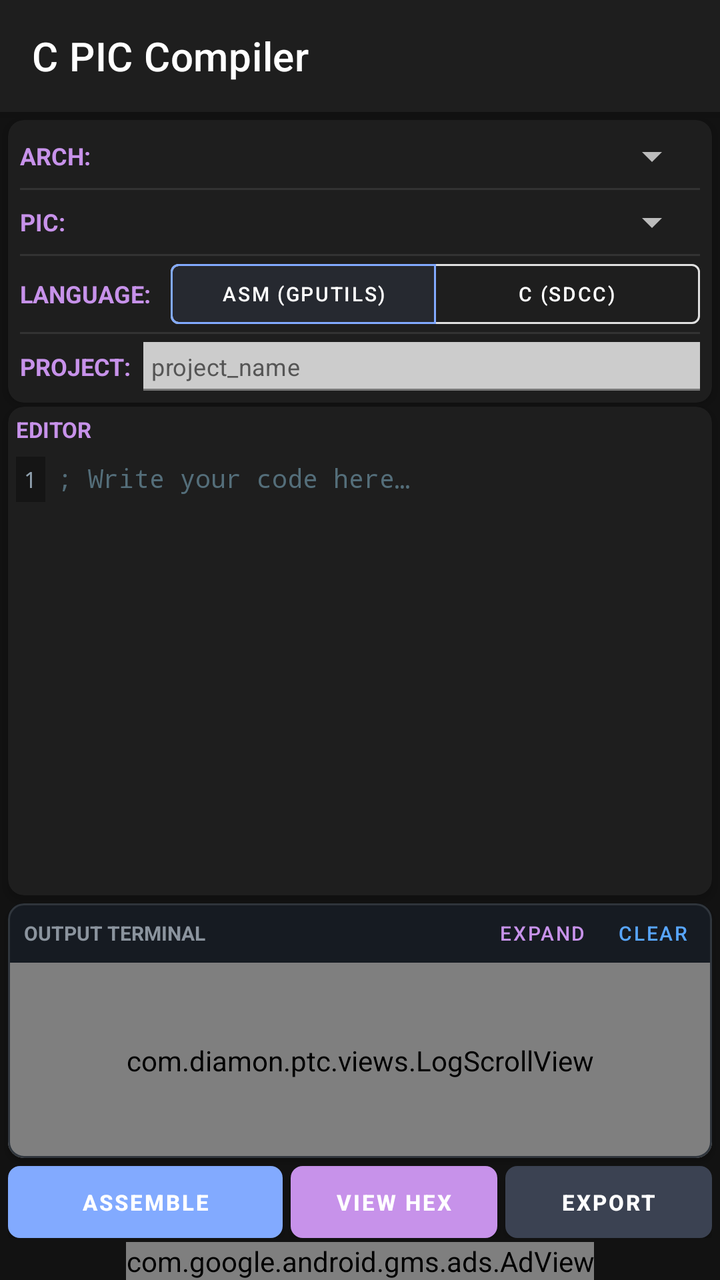
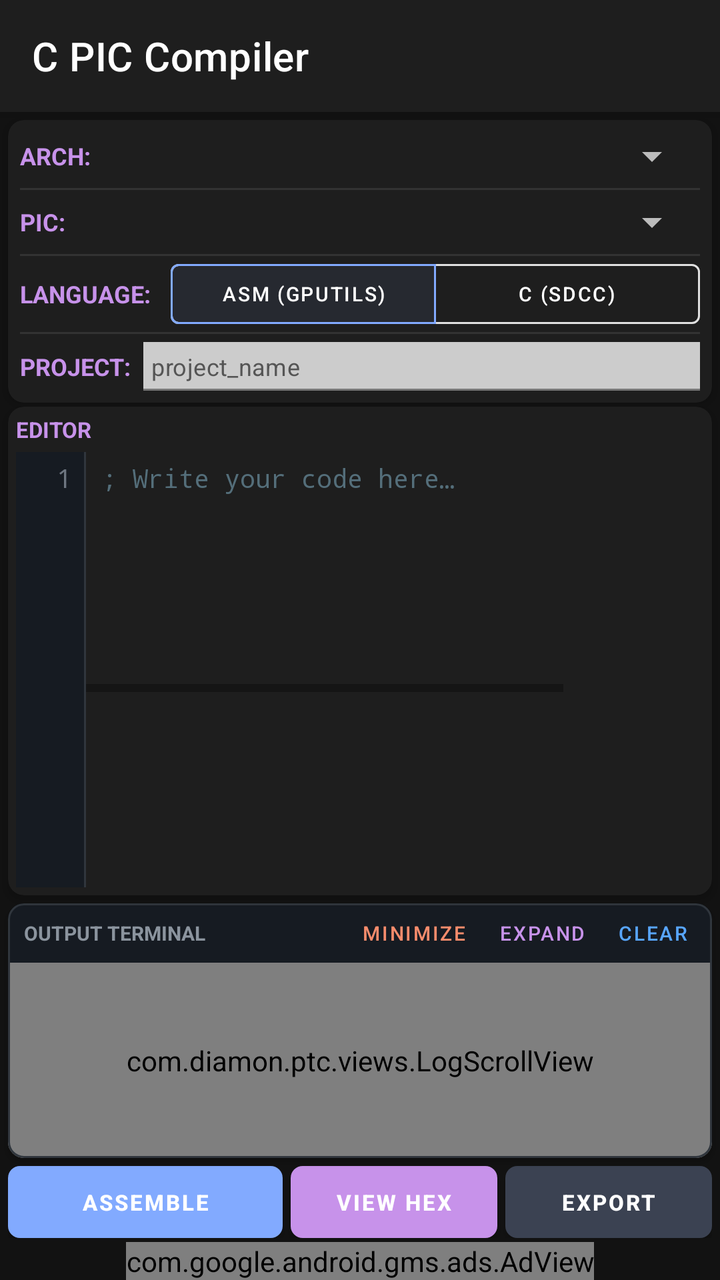

An Android layout rendered at two revisions. The XML below is the earlier revision; the diff shows what the commit changed to produce the second picture.
<!-- AndroidManifest.xml: application theme Theme.CPIC -->
<!-- res/layout/activity_main.xml -->
<?xml version="1.0" encoding="utf-8"?>
<androidx.coordinatorlayout.widget.CoordinatorLayout xmlns:android="http://schemas.android.com/apk/res/android"
    xmlns:app="http://schemas.android.com/apk/res-auto"
    xmlns:tools="http://schemas.android.com/tools"
    android:layout_width="match_parent"
    android:layout_height="match_parent"
    android:background="#121212"
    tools:context=".MainActivity">

    <com.google.android.material.appbar.AppBarLayout
        android:layout_width="match_parent"
        android:layout_height="wrap_content"
        android:background="#1E1E1E">

        <com.google.android.material.appbar.MaterialToolbar
            android:id="@+id/toolbar"
            android:layout_width="match_parent"
            android:layout_height="?attr/actionBarSize"
            app:title="@string/app_name"
            app:titleTextColor="#FFFFFF"
            android:theme="@style/ToolbarTheme"
            app:popupTheme="@style/CustomPopupTheme" />

    </com.google.android.material.appbar.AppBarLayout>

    <androidx.constraintlayout.widget.ConstraintLayout
        android:layout_width="match_parent"
        android:layout_height="match_parent"
        app:layout_behavior="@string/appbar_scrolling_view_behavior">

        
        <com.google.android.material.card.MaterialCardView
            android:id="@+id/card_pic_selector"
            android:layout_width="0dp"
            android:layout_height="wrap_content"
            android:layout_marginStart="4dp"
            android:layout_marginEnd="4dp"
            android:layout_marginTop="4dp"
            android:layout_marginBottom="2dp"
            app:cardBackgroundColor="#1E1E1E"
            app:cardCornerRadius="8dp"
            app:cardElevation="3dp"
            app:layout_constraintEnd_toEndOf="parent"
            app:layout_constraintStart_toStartOf="parent"
            app:layout_constraintTop_toTopOf="parent">

            <LinearLayout
                android:layout_width="match_parent"
                android:layout_height="wrap_content"
                android:orientation="vertical"
                android:padding="6dp">

                
                <LinearLayout
                    android:layout_width="match_parent"
                    android:layout_height="wrap_content"
                    android:gravity="center_vertical"
                    android:orientation="horizontal">

                    <TextView
                        android:layout_width="wrap_content"
                        android:layout_height="wrap_content"
                        android:text="@string/label_arch"
                        android:textColor="@color/secondary"
                        android:textSize="12sp"
                        android:textStyle="bold" />

                    <Spinner
                        android:id="@+id/spinner_arch"
                        android:layout_width="match_parent"
                        android:layout_height="wrap_content"
                        android:layout_marginStart="6dp"
                        android:theme="@style/ThemeOverlay.AppCompat.Dark" />
                </LinearLayout>

                <View
                    android:layout_width="match_parent"
                    android:layout_height="1dp"
                    android:layout_marginTop="4dp"
                    android:layout_marginBottom="4dp"
                    android:background="#333333" />

                
                <LinearLayout
                    android:id="@+id/row_sub_arch"
                    android:layout_width="match_parent"
                    android:layout_height="wrap_content"
                    android:gravity="center_vertical"
                    android:orientation="horizontal"
                    android:visibility="gone">

                    <TextView
                        android:layout_width="wrap_content"
                        android:layout_height="wrap_content"
                        android:text="@string/label_variant"
                        android:textColor="@color/secondary"
                        android:textSize="12sp"
                        android:textStyle="bold" />

                    <Spinner
                        android:id="@+id/spinner_sub_arch"
                        android:layout_width="match_parent"
                        android:layout_height="wrap_content"
                        android:layout_marginStart="6dp"
                        android:theme="@style/ThemeOverlay.AppCompat.Dark" />
                </LinearLayout>

                <View
                    android:id="@+id/divider_sub_arch"
                    android:layout_width="match_parent"
                    android:layout_height="1dp"
                    android:layout_marginTop="4dp"
                    android:layout_marginBottom="4dp"
                    android:background="#333333"
                    android:visibility="gone" />

                
                <LinearLayout
                    android:id="@+id/row_device"
                    android:layout_width="match_parent"
                    android:layout_height="wrap_content"
                    android:gravity="center_vertical"
                    android:orientation="horizontal">

                    <TextView
                        android:id="@+id/label_device"
                        android:layout_width="wrap_content"
                        android:layout_height="wrap_content"
                        android:text="@string/label_pic"
                        android:textColor="@color/secondary"
                        android:textSize="12sp"
                        android:textStyle="bold" />

                    <Spinner
                        android:id="@+id/spinner_pic"
                        android:layout_width="match_parent"
                        android:layout_height="wrap_content"
                        android:layout_marginStart="6dp"
                        android:theme="@style/ThemeOverlay.AppCompat.Dark" />
                </LinearLayout>

                <View
                    android:id="@+id/divider_device"
                    android:layout_width="match_parent"
                    android:layout_height="1dp"
                    android:layout_marginTop="4dp"
                    android:layout_marginBottom="4dp"
                    android:background="#333333" />

                
                <LinearLayout
                    android:id="@+id/row_language"
                    android:layout_width="match_parent"
                    android:layout_height="wrap_content"
                    android:gravity="center_vertical"
                    android:orientation="horizontal">

                    <TextView
                        android:layout_width="wrap_content"
                        android:layout_height="wrap_content"
                        android:text="@string/label_language"
                        android:textColor="@color/secondary"
                        android:textSize="12sp"
                        android:textStyle="bold" />

                    <com.google.android.material.button.MaterialButtonToggleGroup
                        android:id="@+id/toggle_language"
                        android:layout_width="0dp"
                        android:layout_height="wrap_content"
                        android:layout_weight="1"
                        android:layout_marginStart="10dp"
                        app:checkedButton="@+id/btn_lang_asm"
                        app:singleSelection="true">

                        <com.google.android.material.button.MaterialButton
                            android:id="@+id/btn_lang_asm"
                            style="@style/Widget.MaterialComponents.Button.OutlinedButton"
                            android:layout_width="0dp"
                            android:layout_height="wrap_content"
                            android:layout_weight="1"
                            android:text="@string/btn_asm_gputils"
                            android:textSize="10sp"
                            android:minHeight="30dp"
                            android:insetTop="0dp"
                            android:insetBottom="0dp"
                            android:padding="2dp"
                            android:lines="1"
                            android:ellipsize="end"
                            android:textColor="#FFFFFF" />

                        <com.google.android.material.button.MaterialButton
                            android:id="@+id/btn_lang_c"
                            style="@style/Widget.MaterialComponents.Button.OutlinedButton"
                            android:layout_width="0dp"
                            android:layout_height="wrap_content"
                            android:layout_weight="1"
                            android:text="@string/btn_c_sdcc"
                            android:textSize="10sp"
                            android:minHeight="30dp"
                            android:insetTop="0dp"
                            android:insetBottom="0dp"
                            android:padding="2dp"
                            android:lines="1"
                            android:ellipsize="end"
                            android:textColor="#FFFFFF" />
                    </com.google.android.material.button.MaterialButtonToggleGroup>
                </LinearLayout>

                <View
                    android:id="@+id/divider_language"
                    android:layout_width="match_parent"
                    android:layout_height="1dp"
                    android:layout_marginTop="4dp"
                    android:layout_marginBottom="4dp"
                    android:background="#333333" />

                <LinearLayout
                    android:layout_width="match_parent"
                    android:layout_height="wrap_content"
                    android:gravity="center_vertical"
                    android:orientation="horizontal">

                    <TextView
                        android:layout_width="wrap_content"
                        android:layout_height="wrap_content"
                        android:text="@string/label_project"
                        android:textColor="@color/secondary"
                        android:textSize="12sp"
                        android:textStyle="bold" />

                    <com.google.android.material.textfield.TextInputLayout
                        android:layout_width="match_parent"
                        android:layout_height="wrap_content"
                        android:layout_marginStart="6dp"
                        app:hintEnabled="false">

                        <com.google.android.material.textfield.TextInputEditText
                            android:id="@+id/edit_project_name"
                            android:layout_width="match_parent"
                            android:layout_height="wrap_content"
                            android:background="#CCCCCC"
                            android:hint="@string/hint_project_name"
                            android:inputType="text"
                            android:padding="4dp"
                            android:lines="1"
                            android:textColor="#000000"
                            android:textColorHint="#555555"
                            android:textSize="12sp" />
                    </com.google.android.material.textfield.TextInputLayout>
                </LinearLayout>
            </LinearLayout>
        </com.google.android.material.card.MaterialCardView>

        
        <com.google.android.material.card.MaterialCardView
            android:id="@+id/card_editor"
            android:layout_width="0dp"
            android:layout_height="0dp"
            android:layout_marginStart="4dp"
            android:layout_marginEnd="4dp"
            android:layout_marginTop="2dp"
            android:layout_marginBottom="2dp"
            app:cardBackgroundColor="#1E1E1E"
            app:cardCornerRadius="8dp"
            app:cardElevation="3dp"
            app:layout_constraintBottom_toTopOf="@+id/card_logs"
            app:layout_constraintEnd_toEndOf="parent"
            app:layout_constraintStart_toStartOf="parent"
            app:layout_constraintTop_toBottomOf="@+id/card_pic_selector"
            app:layout_constraintVertical_weight="2.3">

            <LinearLayout
                android:layout_width="match_parent"
                android:layout_height="match_parent"
                android:orientation="vertical"
                android:padding="4dp">

                <TextView
                    android:layout_width="wrap_content"
                    android:layout_height="wrap_content"
                    android:text="@string/label_editor"
                    android:textColor="@color/secondary"
                    android:textSize="11sp"
                    android:textStyle="bold" />

                <LinearLayout
                    android:layout_width="match_parent"
                    android:layout_height="wrap_content"
                    android:layout_marginTop="2dp"
                    android:gravity="center_vertical"
                    android:orientation="horizontal">

                    <HorizontalScrollView
                        android:layout_width="0dp"
                        android:layout_height="wrap_content"
                        android:layout_weight="1"
                        android:scrollbars="none">

                        <LinearLayout
                            android:id="@+id/layout_tabs"
                            android:layout_width="wrap_content"
                            android:layout_height="wrap_content"
                            android:orientation="horizontal" />
                    </HorizontalScrollView>

                </LinearLayout>

                <ScrollView
                    android:id="@+id/scroll_editor"
                    android:layout_width="match_parent"
                    android:layout_height="match_parent"
                    android:layout_marginTop="2dp"
                    android:fillViewport="true">

                    <LinearLayout
                        android:layout_width="match_parent"
                        android:layout_height="wrap_content"
                        android:orientation="horizontal">

                        <TextView
                            android:id="@+id/text_line_numbers"
                            android:layout_width="wrap_content"
                            android:layout_height="wrap_content"
                            android:background="#151515"
                            android:fontFamily="monospace"
                            android:gravity="top|end"
                            android:paddingStart="4dp"
                            android:paddingEnd="4dp"
                            android:paddingTop="4dp"
                            android:paddingBottom="4dp"
                            android:text="1"
                            android:textColor="#8FA0AE"
                            android:textSize="11sp" />

                        <EditText
                            android:id="@+id/edit_asm"
                            android:layout_width="0dp"
                            android:layout_height="wrap_content"
                            android:layout_weight="1"
                            android:background="@null"
                            android:fontFamily="monospace"
                            android:gravity="top"
                            android:hint="@string/hint_editor_asm"
                            android:inputType="textMultiLine|textNoSuggestions|textVisiblePassword"
                            android:minHeight="120dp"
                            android:paddingStart="6dp"
                            android:paddingEnd="6dp"
                            android:paddingTop="4dp"
                            android:paddingBottom="4dp"
                            android:textColor="#B2FF59"
                            android:textColorHint="#546E7A"
                            android:textSize="13sp" />
                    </LinearLayout>
                </ScrollView>
            </LinearLayout>
        </com.google.android.material.card.MaterialCardView>

        
        <com.google.android.material.card.MaterialCardView
            android:id="@+id/card_logs"
            android:layout_width="0dp"
            android:layout_height="0dp"
            android:layout_marginStart="4dp"
            android:layout_marginEnd="4dp"
            android:layout_marginTop="2dp"
            android:layout_marginBottom="2dp"
            app:cardBackgroundColor="#0D1117"
            app:cardCornerRadius="8dp"
            app:cardElevation="2dp"
            app:layout_constraintBottom_toTopOf="@+id/button_layout"
            app:layout_constraintEnd_toEndOf="parent"
            app:layout_constraintStart_toStartOf="parent"
            app:layout_constraintTop_toBottomOf="@+id/card_editor"
            app:layout_constraintVertical_weight="1.2"
            app:strokeColor="#30363D"
            app:strokeWidth="1dp">

            <LinearLayout
                android:layout_width="match_parent"
                android:layout_height="match_parent"
                android:orientation="vertical">

                <LinearLayout
                    android:layout_width="match_parent"
                    android:layout_height="wrap_content"
                    android:orientation="horizontal"
                    android:gravity="center_vertical"
                    android:background="#161B22"
                    android:paddingStart="8dp"
                    android:paddingEnd="4dp"
                    android:paddingTop="1dp"
                    android:paddingBottom="1dp">

                    <TextView
                        android:id="@+id/text_terminal_title"
                        android:layout_width="0dp"
                        android:layout_height="wrap_content"
                        android:layout_weight="1"
                        android:text="@string/label_terminal"
                        android:textColor="#8B949E"
                        android:textStyle="bold"
                        android:textSize="10sp" />

                    <com.google.android.material.button.MaterialButton
                        android:id="@+id/btn_toggle_terminal_size"
                        style="@style/Widget.MaterialComponents.Button.TextButton"
                        android:layout_width="wrap_content"
                        android:layout_height="wrap_content"
                        android:text="@string/btn_expand_terminal"
                        android:textColor="#C792EA"
                        android:textSize="10sp"
                        android:minHeight="0dp"
                        android:minWidth="0dp"
                        android:paddingStart="4dp"
                        android:paddingEnd="4dp"
                        android:paddingTop="1dp"
                        android:paddingBottom="1dp" />

                    <com.google.android.material.button.MaterialButton
                        android:id="@+id/btn_clear_logs"
                        style="@style/Widget.MaterialComponents.Button.TextButton"
                        android:layout_width="wrap_content"
                        android:layout_height="wrap_content"
                        android:text="@string/btn_clear"
                        android:textColor="#58A6FF"
                        android:textSize="10sp"
                        android:minHeight="0dp"
                        android:minWidth="0dp"
                        android:paddingStart="4dp"
                        android:paddingEnd="4dp"
                        android:paddingTop="1dp"
                        android:paddingBottom="1dp" />
                </LinearLayout>

                <com.diamon.ptc.views.LogScrollView
                    android:id="@+id/scroll_logs"
                    android:layout_width="match_parent"
                    android:layout_height="0dp"
                    android:layout_weight="1"
                    android:background="#0A0E17"
                    android:padding="4dp"
                    android:descendantFocusability="blocksDescendants">

                    <TextView
                        android:id="@+id/text_logs"
                        android:layout_width="match_parent"
                        android:layout_height="wrap_content"
                        android:fontFamily="monospace"
                        android:longClickable="true"
                        android:saveEnabled="false"
                        android:text="@string/terminal_ready"
                        android:textColor="#00FF66"
                        android:textIsSelectable="true"
                        android:lineSpacingExtra="1dp"
                        android:textSize="11sp" />
                </com.diamon.ptc.views.LogScrollView>
            </LinearLayout>
        </com.google.android.material.card.MaterialCardView>

        
        <LinearLayout
            android:id="@+id/button_layout"
            android:layout_width="match_parent"
            android:layout_height="wrap_content"
            android:orientation="horizontal"
            android:paddingStart="4dp"
            android:paddingEnd="4dp"
            android:paddingTop="2dp"
            android:paddingBottom="2dp"
            app:layout_constraintBottom_toTopOf="@+id/adView_banner"
            app:layout_constraintEnd_toEndOf="parent"
            app:layout_constraintStart_toStartOf="parent">

            <com.google.android.material.button.MaterialButton
                android:id="@+id/btn_assemble"
                android:layout_width="0dp"
                android:layout_height="wrap_content"
                android:layout_weight="1.2"
                android:layout_marginEnd="2dp"
                android:text="@string/btn_assemble"
                android:textSize="11sp"
                android:textStyle="bold"
                android:minHeight="36dp"
                android:insetTop="0dp"
                android:insetBottom="0dp"
                android:paddingStart="4dp"
                android:paddingEnd="4dp"
                app:backgroundTint="@color/primary"
                app:cornerRadius="6dp" />

            <com.google.android.material.button.MaterialButton
                android:id="@+id/btn_view_hex"
                android:layout_width="0dp"
                android:layout_height="wrap_content"
                android:layout_weight="0.9"
                android:layout_marginStart="2dp"
                android:layout_marginEnd="2dp"
                android:text="@string/btn_view_hex"
                android:textSize="11sp"
                android:textStyle="bold"
                android:minHeight="36dp"
                android:insetTop="0dp"
                android:insetBottom="0dp"
                android:paddingStart="4dp"
                android:paddingEnd="4dp"
                app:backgroundTint="@color/secondary"
                app:cornerRadius="6dp" />

            <com.google.android.material.button.MaterialButton
                android:id="@+id/btn_export"
                android:layout_width="0dp"
                android:layout_height="wrap_content"
                android:layout_weight="0.9"
                android:layout_marginStart="2dp"
                android:text="@string/btn_export"
                android:textSize="11sp"
                android:textStyle="bold"
                android:minHeight="36dp"
                android:insetTop="0dp"
                android:insetBottom="0dp"
                android:paddingStart="4dp"
                android:paddingEnd="4dp"
                app:backgroundTint="@color/primary_variant"
                app:cornerRadius="6dp" />

        </LinearLayout>

        
        <com.google.android.gms.ads.AdView
            android:id="@+id/adView_banner"
            android:layout_width="wrap_content"
            android:layout_height="wrap_content"
            app:adSize="BANNER"
            app:adUnitId="@string/ad_banner_id"
            app:layout_constraintBottom_toBottomOf="parent"
            app:layout_constraintEnd_toEndOf="parent"
            app:layout_constraintStart_toStartOf="parent" />

    </androidx.constraintlayout.widget.ConstraintLayout>

    
    <FrameLayout
        android:id="@+id/loading_overlay"
        android:layout_width="match_parent"
        android:layout_height="match_parent"
        android:background="#E6121212"
        android:clickable="true"
        android:focusable="true"
        android:visibility="gone">

        <LinearLayout
            android:layout_width="wrap_content"
            android:layout_height="wrap_content"
            android:layout_gravity="center"
            android:gravity="center"
            android:orientation="vertical"
            android:padding="24dp">

            <ProgressBar
                android:layout_width="64dp"
                android:layout_height="64dp"
                android:indeterminateTint="@color/secondary" />

            <TextView
                android:layout_width="wrap_content"
                android:layout_height="wrap_content"
                android:layout_marginTop="16dp"
                android:gravity="center"
                android:text="@string/loading_message"
                android:textColor="#FFFFFF"
                android:textSize="14sp"
                android:textStyle="bold" />
        </LinearLayout>
    </FrameLayout>

</androidx.coordinatorlayout.widget.CoordinatorLayout>
<!-- resources referenced by this layout -->
<resources>
  <color name="primary">#82AAFF</color>
  <color name="primary_variant">#3B4252</color>
  <color name="secondary">#C792EA</color>
  <string name="ad_banner_id">ca-app-pub-5141499161332805/1220566600</string>
  <string name="app_name">C PIC Compiler</string>
  <string name="btn_asm_gputils">ASM (GPUTILS)</string>
  <string name="btn_assemble">ASSEMBLE</string>
  <string name="btn_c_sdcc">C (SDCC)</string>
  <string name="btn_clear">Clear</string>
  <string name="btn_expand_terminal">Expand</string>
  <string name="btn_export">EXPORT</string>
  <string name="btn_view_hex">VIEW HEX</string>
  <string name="hint_editor_asm">; Write your code here…</string>
  <string name="hint_project_name">project_name</string>
  <string name="label_arch">ARCH:</string>
  <string name="label_editor">EDITOR</string>
  <string name="label_language">LANGUAGE:</string>
  <string name="label_pic">PIC:</string>
  <string name="label_project">PROJECT:</string>
  <string name="label_terminal">OUTPUT TERMINAL</string>
  <string name="label_variant">VARIANT:</string>
  <string name="loading_message">Preparing tools…\nThis will only take a moment the first time.</string>
  <string name="terminal_ready">--- Terminal ready ---</string>
  <style name="CustomPopupTheme" parent="ThemeOverlay.AppCompat.Light">
          <item name="android:windowBackground">@color/surface</item>
          <item name="android:colorBackground">#FAFAFA</item>
          <item name="android:background">#FAFAFA</item>
          <item name="android:itemBackground">#FAFAFA</item>
          <item name="android:textColor">#000000</item>
      </style>
  <style name="ToolbarTheme" parent="ThemeOverlay.MaterialComponents.Dark.ActionBar">
          <item name="colorControlNormal">@color/primary</item>
      </style>
  <color name="surface">#161618</color>
  <color name="on_primary">#FFFFFF</color>
  <color name="on_secondary">#121212</color>
  <color name="background">#0A0A0B</color>
  <color name="on_surface">#E0E0E0</color>
  <style name="CustomAlertDialogTheme" parent="ThemeOverlay.MaterialComponents.MaterialAlertDialog">
          <item name="android:background">@color/surface</item>
          <item name="colorSurface">@color/surface</item>
          <item name="colorOnSurface">#FFFFFF</item>
          <item name="android:textColorPrimary">#FFFFFF</item>
          <item name="android:textColorSecondary">#B0BEC5</item>
          <item name="colorPrimary">@color/primary</item>
          <item name="buttonBarPositiveButtonStyle">@style/DialogPositiveButton</item>
          <item name="buttonBarNegativeButtonStyle">@style/DialogNegativeButton</item>
      </style>
  <style name="DialogPositiveButton" parent="Widget.MaterialComponents.Button.TextButton.Dialog">
          <item name="android:textColor">@color/primary</item>
          <item name="android:textStyle">bold</item>
      </style>
  <style name="DialogNegativeButton" parent="Widget.MaterialComponents.Button.TextButton.Dialog">
          <item name="android:textColor">#B0BEC5</item>
      </style>
  <!-- unchanged entries left out for length: 1 -->
</resources>

<!-- the commit's change to res/layout/activity_main.xml (unified diff, before → after) -->
@@ -4,10 +4,12 @@
     xmlns:tools="http://schemas.android.com/tools"
     android:layout_width="match_parent"
     android:layout_height="match_parent"
+    android:fitsSystemWindows="true"
     android:background="#121212"
     tools:context=".MainActivity">
 
     <com.google.android.material.appbar.AppBarLayout
+        android:id="@+id/app_bar_layout"
         android:layout_width="match_parent"
         android:layout_height="wrap_content"
         android:background="#1E1E1E">
@@ -320,36 +322,51 @@
                         <TextView
                             android:id="@+id/text_line_numbers"
                             android:layout_width="wrap_content"
-                            android:layout_height="wrap_content"
-                            android:background="#151515"
+                            android:layout_height="match_parent"
+                            android:background="#161B22"
                             android:fontFamily="monospace"
                             android:gravity="top|end"
-                            android:paddingStart="4dp"
-                            android:paddingEnd="4dp"
-                            android:paddingTop="4dp"
-                            android:paddingBottom="4dp"
-                            android:text="1"
-                            android:textColor="#8FA0AE"
-                            android:textSize="11sp" />
-
-                        <EditText
-                            android:id="@+id/edit_asm"
-                            android:layout_width="0dp"
-                            android:layout_height="wrap_content"
-                            android:layout_weight="1"
-                            android:background="@null"
-                            android:fontFamily="monospace"
-                            android:gravity="top"
-                            android:hint="@string/hint_editor_asm"
-                            android:inputType="textMultiLine|textNoSuggestions|textVisiblePassword"
-                            android:minHeight="120dp"
+                            android:minWidth="34dp"
                             android:paddingStart="6dp"
                             android:paddingEnd="6dp"
                             android:paddingTop="4dp"
                             android:paddingBottom="4dp"
-                            android:textColor="#B2FF59"
-                            android:textColorHint="#546E7A"
+                            android:text="1"
+                            android:textColor="#6E7681"
                             android:textSize="13sp" />
+
+                        <View
+                            android:layout_width="1dp"
+                            android:layout_height="match_parent"
+                            android:background="#30363D" />
+
+                        <HorizontalScrollView
+                            android:id="@+id/horizontal_scroll_editor"
+                            android:layout_width="0dp"
+                            android:layout_height="wrap_content"
+                            android:layout_weight="1"
+                            android:fillViewport="true"
+                            android:scrollbars="horizontal">
+
+                            <EditText
+                                android:id="@+id/edit_asm"
+                                android:layout_width="wrap_content"
+                                android:layout_height="wrap_content"
+                                android:minWidth="400dp"
+                                android:background="@null"
+                                android:fontFamily="monospace"
+                                android:gravity="top"
+                                android:hint="@string/hint_editor_asm"
+                                android:inputType="textMultiLine|textNoSuggestions|textVisiblePassword"
+                                android:minHeight="120dp"
+                                android:paddingStart="8dp"
+                                android:paddingEnd="16dp"
+                                android:paddingTop="4dp"
+                                android:paddingBottom="4dp"
+                                android:textColor="#B2FF59"
+                                android:textColorHint="#546E7A"
+                                android:textSize="13sp" />
+                        </HorizontalScrollView>
                     </LinearLayout>
                 </ScrollView>
             </LinearLayout>
@@ -402,6 +419,21 @@
                         android:textSize="10sp" />
 
                     <com.google.android.material.button.MaterialButton
+                        android:id="@+id/btn_minimize_terminal"
+                        style="@style/Widget.MaterialComponents.Button.TextButton"
+                        android:layout_width="wrap_content"
+                        android:layout_height="wrap_content"
+                        android:text="@string/btn_minimize_terminal"
+                        android:textColor="#F78C6C"
+                        android:textSize="10sp"
+                        android:minHeight="0dp"
+                        android:minWidth="0dp"
+                        android:paddingStart="4dp"
+                        android:paddingEnd="4dp"
+                        android:paddingTop="1dp"
+                        android:paddingBottom="1dp" />
+
+                    <com.google.android.material.button.MaterialButton
                         android:id="@+id/btn_toggle_terminal_size"
                         style="@style/Widget.MaterialComponents.Button.TextButton"
                         android:layout_width="wrap_content"
<!-- resource entries referenced after the edit -->
@@ -11,6 +11,7 @@
   <string name="btn_clear">Clear</string>
   <string name="btn_expand_terminal">Expand</string>
   <string name="btn_export">EXPORT</string>
+  <string name="btn_minimize_terminal">Minimize</string>
   <string name="btn_view_hex">VIEW HEX</string>
   <string name="hint_editor_asm">; Write your code here…</string>
   <string name="hint_project_name">project_name</string>
